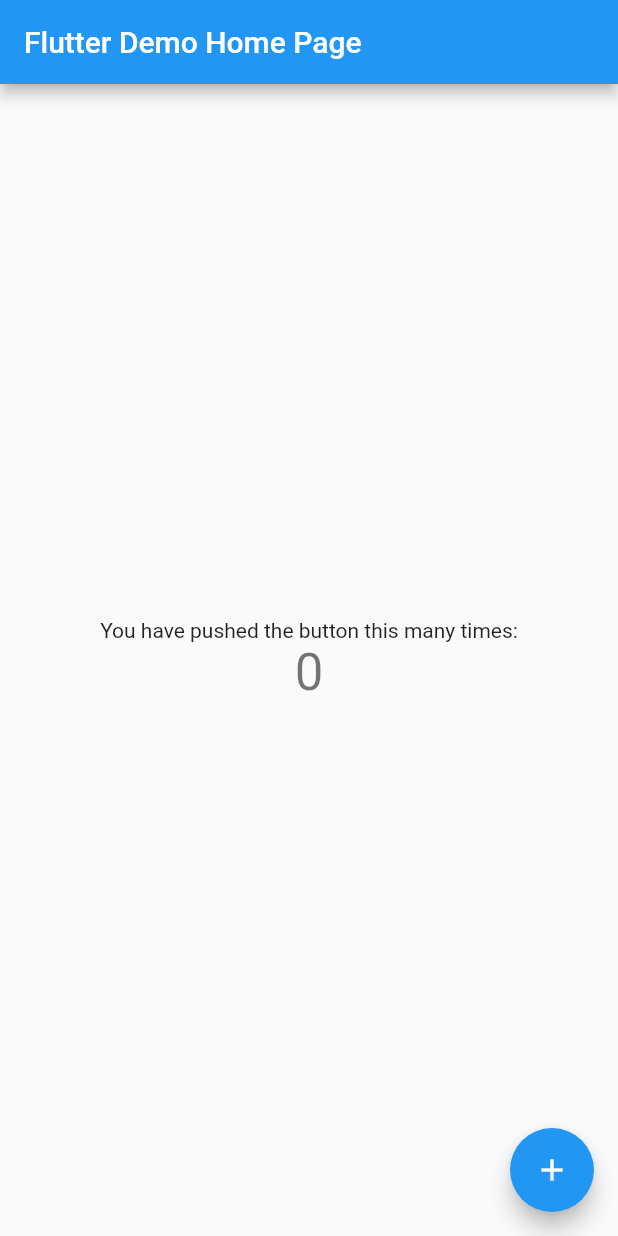
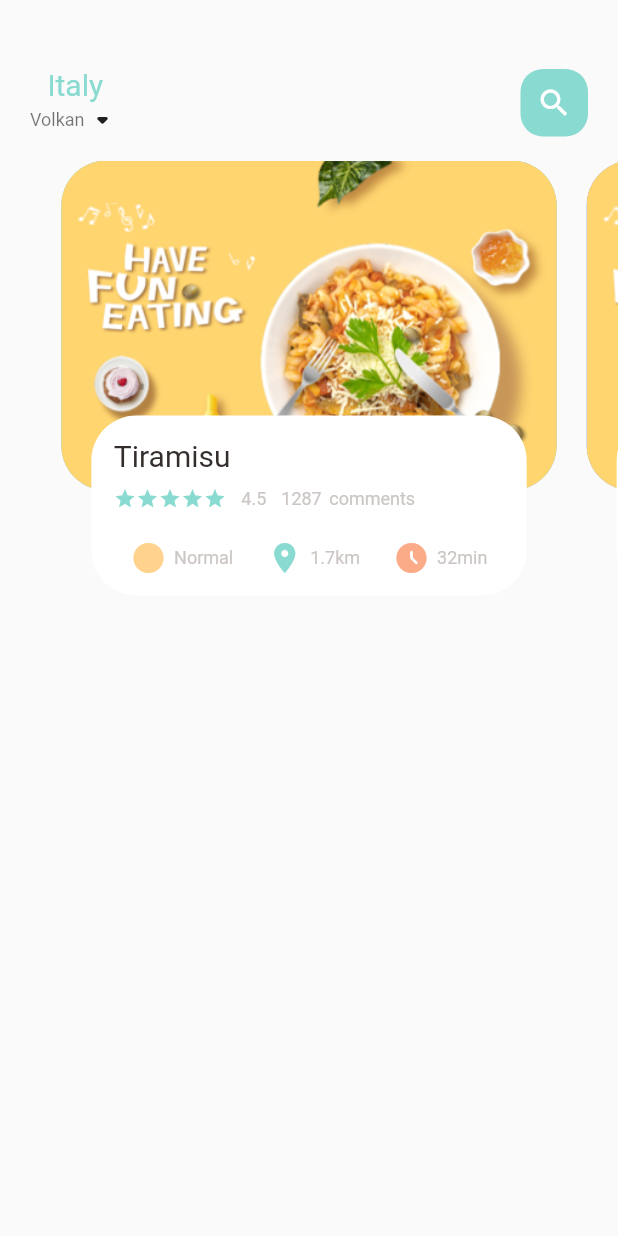
Before and after one commit to vkuday/food_delivery, a Flutter app: the screen it shows after launch, on a phone screen of 412 x 824 dp. Run offline on Flutter 3.47's test engine with Material 2 defaults, Android fonts, the phone set to English and light mode, and no system bars.

Commit message:
Implemented header and started implementing body on food_page.

```diff
--- /dev/null
+++ b/lib/home/food_page_body.dart
@@ -0,0 +1,143 @@
+import 'package:flutter/cupertino.dart';
+import 'package:flutter/material.dart';
+import 'package:food_delivery/widgets/big_text.dart';
+import 'package:food_delivery/widgets/icon_and_text_widget.dart';
+
+import '../utils/colors.dart';
+import '../widgets/small_text.dart';
+
+class FoodPageBody extends StatefulWidget {
+  FoodPageBody({Key? key}) : super(key: key);
+
+  @override
+  State<FoodPageBody> createState() => _FoodPageBodyState();
+}
+
+class _FoodPageBodyState extends State<FoodPageBody> {
+  PageController pageController = PageController(viewportFraction: 0.85);
+
+  @override
+  Widget build(BuildContext context) {
+    return Container(
+      height: 320,
+      child: PageView.builder(
+          controller: pageController,
+          itemCount: 5,
+          itemBuilder: (context, position) {
+            return _buildPageItem(position);
+          }),
+    );
+  }
+
+  Widget _buildPageItem(int index) {
+    return Stack(
+      children: [
+        Container(
+          height: 220,
+          margin: const EdgeInsets.only(
+            left: 10,
+            right: 10,
+          ),
+          decoration: BoxDecoration(
+            borderRadius: BorderRadius.circular(30),
+            color: index.isEven
+                ? const Color(0xFF69c5df)
+                : const Color(0xFF9294cc),
+            image: const DecorationImage(
+              fit: BoxFit.cover,
+              image: AssetImage(
+                "assets/image/food0.png",
+              ),
+            ),
+          ),
+        ),
+        Align(
+          alignment: Alignment.bottomCenter,
+          child: Container(
+            height: 120,
+            margin: const EdgeInsets.only(
+              left: 30,
+              right: 30,
+              bottom: 30,
+            ),
+            decoration: BoxDecoration(
+              borderRadius: BorderRadius.circular(30),
+              color: Colors.white,
+            ),
+            child: Container(
+              padding: const EdgeInsets.only(
+                top: 15,
+                left: 15,
+                right: 15,
+              ),
+              child: Column(
+                crossAxisAlignment: CrossAxisAlignment.start,
+                children: [
+                  BigText(text: "Tiramisu"),
+                  const SizedBox(
+                    height: 10,
+                  ),
+                  Row(
+                    children: [
+                      Wrap(
+                        children: List.generate(
+                          5,
+                          (index) => const Icon(
+                            Icons.star,
+                            color: AppColors.mainColor,
+                            size: 15,
+                          ),
+                        ),
+                      ),
+                      const SizedBox(
+                        width: 10,
+                      ),
+                      SmallText(
+                        text: "4.5",
+                      ),
+                      SizedBox(
+                        width: 10,
+                      ),
+                      SmallText(
+                        text: "1287",
+                      ),
+                      SizedBox(
+                        width: 5,
+                      ),
+                      SmallText(
+                        text: "comments",
+                      ),
+                    ],
+                  ),
+                  SizedBox(
+                    height: 20,
+                  ),
+                  Row(
+                    mainAxisAlignment: MainAxisAlignment.spaceAround,
+                    children: const [
+                      IconAndTextWidget(
+                        icon: Icons.circle_sharp,
+                        text: "Normal",
+                        iconColor: AppColors.iconColor1,
+                      ),
+                      IconAndTextWidget(
+                        icon: Icons.location_on,
+                        text: "1.7km",
+                        iconColor: AppColors.mainColor,
+                      ),
+                      IconAndTextWidget(
+                        icon: Icons.access_time_filled_rounded,
+                        text: "32min",
+                        iconColor: AppColors.iconColor2,
+                      ),
+                    ],
+                  ),
+                ],
+              ),
+            ),
+          ),
+        ),
+      ],
+    );
+  }
+}
--- /dev/null
+++ b/lib/home/main_food_page.dart
@@ -0,0 +1,74 @@
+import 'package:flutter/material.dart';
+import 'package:food_delivery/utils/colors.dart';
+import 'package:food_delivery/widgets/big_text.dart';
+import 'package:food_delivery/widgets/small_text.dart';
+
+import 'food_page_body.dart';
+
+class MainFoodPage extends StatefulWidget {
+  const MainFoodPage({Key? key}) : super(key: key);
+
+  @override
+  State<MainFoodPage> createState() => _MainFoodPageState();
+}
+
+class _MainFoodPageState extends State<MainFoodPage> {
+  @override
+  Widget build(BuildContext context) {
+    return Scaffold(
+      body: Column(
+        children: [
+          Container(
+            margin: const EdgeInsets.only(
+              top: 45,
+              bottom: 15,
+            ),
+            padding: const EdgeInsets.only(
+              left: 20,
+              right: 20,
+            ),
+            child: Container(
+              child: Row(
+                mainAxisAlignment: MainAxisAlignment.spaceBetween,
+                children: [
+                  Column(
+                    children: [
+                      BigText(
+                        text: "Italy",
+                        color: AppColors.mainColor,
+                      ),
+                      Row(
+                        children: [
+                          SmallText(
+                            text: "Volkan",
+                            color: Colors.black54,
+                          ),
+                          const Icon(Icons.arrow_drop_down_rounded),
+                        ],
+                      ),
+                    ],
+                  ),
+                  Center(
+                    child: Container(
+                      width: 45,
+                      height: 45,
+                      child: const Icon(
+                        Icons.search,
+                        color: Colors.white,
+                      ),
+                      decoration: BoxDecoration(
+                        borderRadius: BorderRadius.circular(15),
+                        color: AppColors.mainColor,
+                      ),
+                    ),
+                  ),
+                ],
+              ),
+            ),
+          ),
+          FoodPageBody(),
+        ],
+      ),
+    );
+  }
+}
--- a/lib/main.dart
+++ b/lib/main.dart
@@ -1,4 +1,5 @@
 import 'package:flutter/material.dart';
+import 'package:food_delivery/home/main_food_page.dart';
 
 void main() {
   runApp(const MyApp());
@@ -11,35 +12,18 @@ class MyApp extends StatelessWidget {
   @override
   Widget build(BuildContext context) {
     return MaterialApp(
+      debugShowCheckedModeBanner: false,
       title: 'Flutter Demo',
       theme: ThemeData(
-        // This is the theme of your application.
-        //
-        // Try running your application with "flutter run". You'll see the
-        // application has a blue toolbar. Then, without quitting the app, try
-        // changing the primarySwatch below to Colors.green and then invoke
-        // "hot reload" (press "r" in the console where you ran "flutter run",
-        // or simply save your changes to "hot reload" in a Flutter IDE).
-        // Notice that the counter didn't reset back to zero; the application
-        // is not restarted.
         primarySwatch: Colors.blue,
       ),
-      home: const MyHomePage(title: 'Flutter Demo Home Page'),
+      home: const MainFoodPage(),
     );
   }
 }
 
 class MyHomePage extends StatefulWidget {
   const MyHomePage({Key? key, required this.title}) : super(key: key);
-
-  // This widget is the home page of your application. It is stateful, meaning
-  // that it has a State object (defined below) that contains fields that affect
-  // how it looks.
-
-  // This class is the configuration for the state. It holds the values (in this
-  // case the title) provided by the parent (in this case the App widget) and
-  // used by the build method of the State. Fields in a Widget subclass are
-  // always marked "final".
 
   final String title;
 
@@ -52,47 +36,18 @@ class _MyHomePageState extends State<MyHomePage> {
 
   void _incrementCounter() {
     setState(() {
-      // This call to setState tells the Flutter framework that something has
-      // changed in this State, which causes it to rerun the build method below
-      // so that the display can reflect the updated values. If we changed
-      // _counter without calling setState(), then the build method would not be
-      // called again, and so nothing would appear to happen.
       _counter++;
     });
   }
 
   @override
   Widget build(BuildContext context) {
-    // This method is rerun every time setState is called, for instance as done
-    // by the _incrementCounter method above.
-    //
-    // The Flutter framework has been optimized to make rerunning build methods
-    // fast, so that you can just rebuild anything that needs updating rather
-    // than having to individually change instances of widgets.
     return Scaffold(
       appBar: AppBar(
-        // Here we take the value from the MyHomePage object that was created by
-        // the App.build method, and use it to set our appbar title.
         title: Text(widget.title),
       ),
       body: Center(
-        // Center is a layout widget. It takes a single child and positions it
-        // in the middle of the parent.
         child: Column(
-          // Column is also a layout widget. It takes a list of children and
-          // arranges them vertically. By default, it sizes itself to fit its
-          // children horizontally, and tries to be as tall as its parent.
-          //
-          // Invoke "debug painting" (press "p" in the console, choose the
-          // "Toggle Debug Paint" action from the Flutter Inspector in Android
-          // Studio, or the "Toggle Debug Paint" command in Visual Studio Code)
-          // to see the wireframe for each widget.
-          //
-          // Column has various properties to control how it sizes itself and
-          // how it positions its children. Here we use mainAxisAlignment to
-          // center the children vertically; the main axis here is the vertical
-          // axis because Columns are vertical (the cross axis would be
-          // horizontal).
           mainAxisAlignment: MainAxisAlignment.center,
           children: <Widget>[
             const Text(
--- /dev/null
+++ b/lib/widgets/big_text.dart
@@ -0,0 +1,30 @@
+import 'package:flutter/cupertino.dart';
+
+class BigText extends StatelessWidget {
+  Color? color;
+  final String text;
+  double size;
+  TextOverflow overflow;
+
+  BigText({
+    Key? key,
+    this.color = const Color(0xFF332d2b),
+    required this.text,
+    this.size = 20,
+    this.overflow = TextOverflow.ellipsis,
+  }) : super(key: key);
+
+  @override
+  Widget build(BuildContext context) {
+    return Text(
+      text,
+      overflow: overflow,
+      style: TextStyle(
+        fontFamily: 'Roboto',
+        color: color,
+        fontSize: size,
+        fontWeight: FontWeight.w400,
+      ),
+    );
+  }
+}
--- /dev/null
+++ b/lib/widgets/icon_and_text_widget.dart
@@ -0,0 +1,33 @@
+import 'package:flutter/cupertino.dart';
+import 'package:food_delivery/widgets/small_text.dart';
+
+class IconAndTextWidget extends StatelessWidget {
+  final IconData icon;
+  final String text;
+  final Color iconColor;
+
+  const IconAndTextWidget({
+    Key? key,
+    required this.icon,
+    required this.text,
+    required this.iconColor,
+  }) : super(key: key);
+
+  @override
+  Widget build(BuildContext context) {
+    return Row(
+      children: [
+        Icon(
+          icon,
+          color: iconColor,
+        ),
+        const SizedBox(
+          width: 5,
+        ),
+        SmallText(
+          text: text,
+        ),
+      ],
+    );
+  }
+}
--- /dev/null
+++ b/lib/widgets/small_text.dart
@@ -0,0 +1,29 @@
+import 'package:flutter/cupertino.dart';
+
+class SmallText extends StatelessWidget {
+  Color? color;
+  final String text;
+  double size;
+  double height;
+
+  SmallText({
+    Key? key,
+    this.color = const Color(0xFFccc7c5),
+    required this.text,
+    this.size = 12,
+    this.height = 1.2,
+  }) : super(key: key);
+
+  @override
+  Widget build(BuildContext context) {
+    return Text(
+      text,
+      style: TextStyle(
+        fontFamily: 'Roboto',
+        color: color,
+        fontSize: size,
+        height: height,
+      ),
+    );
+  }
+}
```
